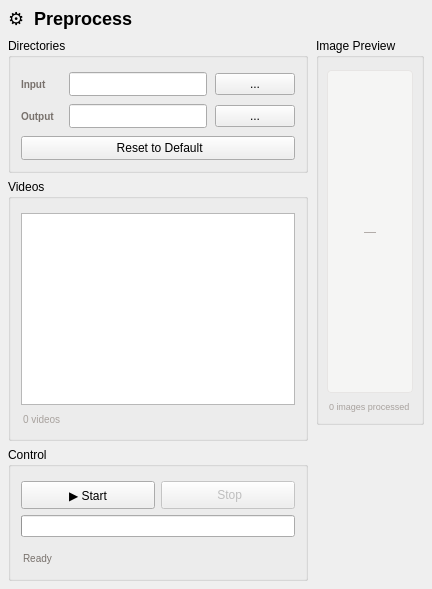
Mcriel-CHYJIE/YOLO, file main/core/preprocess/preprocess.ui: the form before one commit.
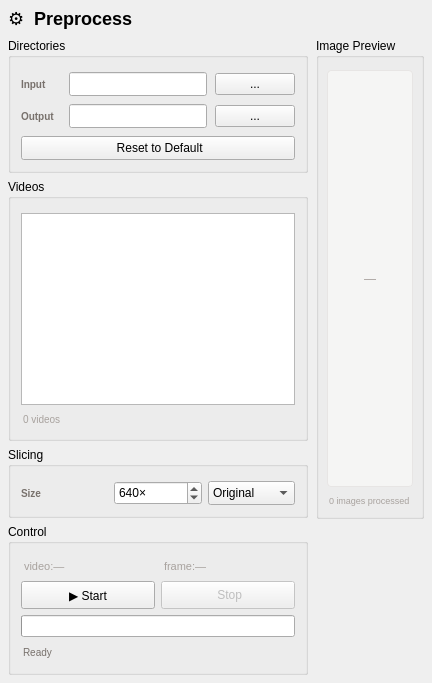
The form after the commit. Custom widgets are drawn as their Qt base class.

```diff
--- a/main/core/preprocess/preprocess.ui
+++ b/main/core/preprocess/preprocess.ui
@@ -130,6 +130,37 @@
        </layout>
       </widget></item>
 
+      <item><widget class="QGroupBox" name="sliceGroup">
+       <property name="title"><string>Slicing</string></property>
+       <layout class="QVBoxLayout" name="sliceLo">
+        <property name="leftMargin"><number>10</number></property>
+        <property name="topMargin"><number>14</number></property>
+        <property name="rightMargin"><number>10</number></property>
+        <property name="bottomMargin"><number>10</number></property>
+        <property name="spacing"><number>6</number></property>
+        <item><layout class="QHBoxLayout" name="sizeRow">
+         <item><widget class="QLabel" name="sizeLabel">
+          <property name="text"><string>Size</string></property>
+          <property name="styleSheet"><string>font-size:10px;color:#78716c;font-weight:500;min-width:40px;</string></property>
+         </widget></item>
+         <item><widget class="QSpinBox" name="sizeSpin">
+          <property name="minimumSize"><size><width>60</width><height>24</height></size></property>
+          <property name="minimum"><number>0</number></property>
+          <property name="maximum"><number>4096</number></property>
+          <property name="value"><number>640</number></property>
+          <property name="suffix"><string>×</string></property>
+         </widget></item>
+         <item><widget class="QComboBox" name="sizeCombo">
+          <property name="minimumSize"><size><width>0</width><height>24</height></size></property>
+          <item><property name="text"><string>Original</string></property></item>
+          <item><property name="text"><string>640×</string></property></item>
+          <item><property name="text"><string>720×</string></property></item>
+          <item><property name="text"><string>Custom</string></property></item>
+         </widget></item>
+        </layout></item>
+       </layout>
+      </widget></item>
+
       <item><widget class="QGroupBox" name="controlGroupPP">
        <property name="title"><string>Control</string></property>
        <layout class="QVBoxLayout" name="controlLoPP">
@@ -146,6 +177,16 @@
         <property name="spacing">
        <number>6</number>
       </property>
+        <item><layout class="QHBoxLayout" name="statsRow">
+         <item><widget class="QLabel" name="videoStats">
+          <property name="text"><string>video:—</string></property>
+          <property name="styleSheet"><string>font-size:11px;color:#a8a29e;padding:2px 0;</string></property>
+         </widget></item>
+         <item><widget class="QLabel" name="frameStats">
+          <property name="text"><string>frame:—</string></property>
+          <property name="styleSheet"><string>font-size:11px;color:#a8a29e;padding:2px 0;</string></property>
+         </widget></item>
+        </layout></item>
         <item><layout class="QHBoxLayout" name="ctrlBtnRow">
          <item><widget class="QPushButton" name="start_btn">
           <property name="text"><string>▶ Start</string></property>
@@ -161,10 +202,6 @@
          <property name="minimumSize"><size><width>0</width><height>6</height></size></property>
          <property name="textVisible"><bool>false</bool></property>
         </widget></item>
-        <item><layout class="QHBoxLayout" name="metricRowPP">
-         <item><widget class="QWidget" name="videoMetricCard" native="true"/></item>
-         <item><widget class="QWidget" name="frameMetricCard" native="true"/></item>
-        </layout></item>
         <item><widget class="QLabel" name="status_label">
          <property name="text"><string>Ready</string></property>
          <property name="styleSheet"><string>font-size:10px;color:#78716c;padding:3px 0;</string></property>
```
